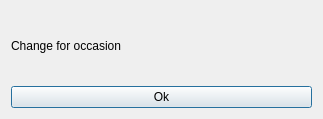
Old version of the form genericDialog.ui in the repository suhussai/ebayApp.
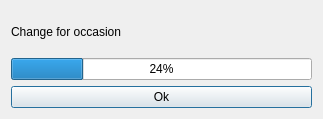
New version of the form.

Commit message: remove progress bar from main design to generic dialog

```diff
--- a/genericDialog.ui
+++ b/genericDialog.ui
@@ -21,6 +21,13 @@
      </property>
     </widget>
    </item>
+   <item>
+    <widget class="QProgressBar" name="progressBar">
+     <property name="value">
+      <number>24</number>
+     </property>
+    </widget>
+   </item>
    <item>
     <widget class="QPushButton" name="btnConfirm">
      <property name="text">
```
The commit also changes 3 other files.
